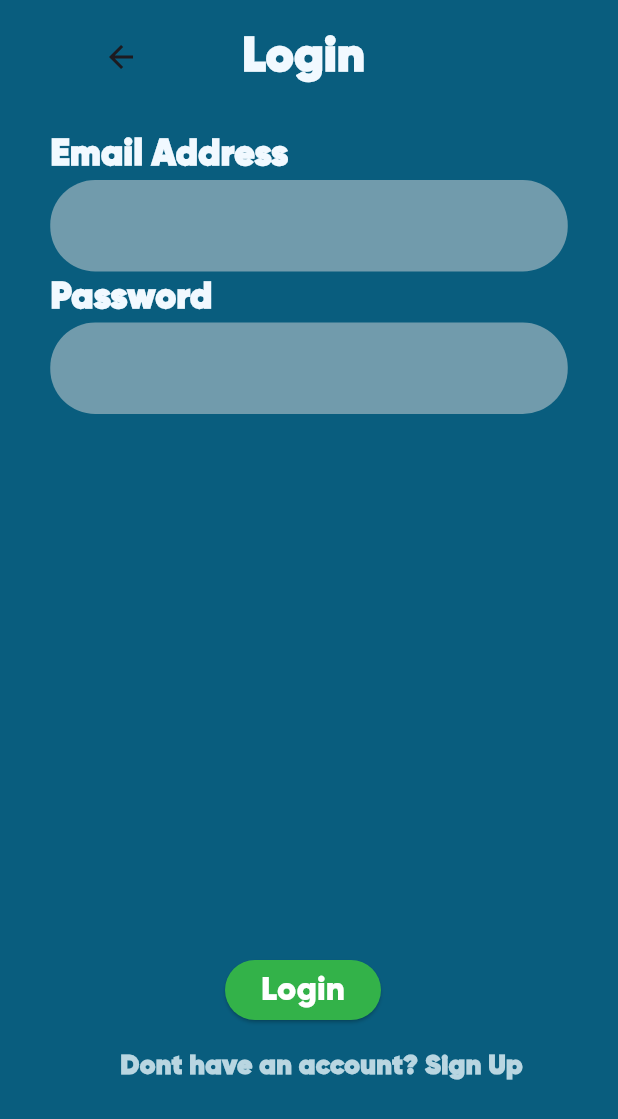
After one commit to girindradmada/aidminton, a Flutter app: the MainEntryPage screen opened directly, after a tap on "Login", on a phone screen of 412 x 824 dp. The commit adds this screen. Shown: the top 1119 px of the screen. Run offline on Flutter 3.47's test engine with Material 3 defaults, Android fonts, the phone set to English and light mode, and no system bars; our stand-ins replace flutter_svg.

Commit message:
Adding Login Page and Edit Path for Main Entry

```diff
--- /dev/null
+++ b/lib/pages/login.dart
@@ -0,0 +1,153 @@
+import 'package:flutter/material.dart';
+import 'package:flutter_svg/flutter_svg.dart';
+
+class LoginPage extends StatefulWidget{
+  const LoginPage({super.key});
+
+  @override
+  State<LoginPage> createState() => _LoginPageState();
+}
+
+class _LoginPageState extends State<LoginPage> {
+
+  @override
+  Widget build(BuildContext context) {
+    return Scaffold(
+      backgroundColor: Color(0xff095D7E),
+      body: Stack(
+        children: [
+          Positioned(
+            bottom: 140,
+            child: Padding(
+            padding: const EdgeInsets.only(left: 150,right: 150),
+            child: ElevatedButton(
+              style: ElevatedButton.styleFrom(
+                backgroundColor: Color(0xff33B249),
+              ),
+              onPressed: () {
+
+              },
+              child: Text(
+                "Login",
+                style: TextStyle(
+                  fontSize: 22,
+                  fontWeight: FontWeight.w500,
+                  color: Color(0xffFFFFFF)
+                ),
+                textAlign: TextAlign.center,
+              ),
+            ),
+          ),
+          ),
+          Positioned(
+            bottom: 100,
+            child: Padding(
+              padding: const EdgeInsets.only(left: 80,right: 80),
+              child: Text(
+                'Dont have an account? Sign Up',
+                style: TextStyle(
+                  color: Color(0xffB9D6E1),
+                  fontSize: 18,
+                  fontWeight: FontWeight.w600
+                ),
+              ),
+            ),
+          ),
+          ListView(
+            children: [
+              SizedBox(height: 15),
+              topBar(context),
+              SizedBox(height: 25),
+              editColumn(),
+            ],
+          ),
+        ],
+      ),
+    );
+  }
+
+
+
+  Column editColumn() {
+    return Column(
+          mainAxisAlignment: MainAxisAlignment.start,
+          crossAxisAlignment: CrossAxisAlignment.center,
+          children: [
+            Column(
+              mainAxisAlignment: MainAxisAlignment.start,
+              crossAxisAlignment: CrossAxisAlignment.start,
+              children: [
+                Text(
+                  'Email Address',
+                  style: TextStyle(
+                    color: Color(0xffF1F9FF),
+                    fontSize: 24,
+                    fontWeight: FontWeight.w600
+                  ),
+                ),
+                Container(
+                  width: 345,
+                  height: 61,
+                  decoration: BoxDecoration(
+                    color: Color(0xffD9D9D9).withOpacity(0.5),
+                    borderRadius: BorderRadius.circular(30)
+                  ),
+                )
+              ],
+            ),
+            Column(
+              mainAxisAlignment: MainAxisAlignment.start,
+              crossAxisAlignment: CrossAxisAlignment.start,
+              children: [
+                Text(
+                  'Password',
+                  style: TextStyle(
+                    color: Color(0xffF1F9FF),
+                    fontSize: 24,
+                    fontWeight: FontWeight.w600
+                  ),
+                ),
+                Container(
+                  width: 345,
+                  height: 61,
+                  decoration: BoxDecoration(
+                    color: Color(0xffD9D9D9).withOpacity(0.5),
+                    borderRadius: BorderRadius.circular(30)
+                  ),
+                )
+              ],
+            ),
+          ],
+        );
+  }
+
+  Padding topBar(BuildContext context) {
+    return Padding(
+      padding: const EdgeInsets.only(right: 100),
+      child: Row(
+            mainAxisAlignment: MainAxisAlignment.spaceEvenly,
+            crossAxisAlignment: CrossAxisAlignment.center,
+            children: [
+              GestureDetector(
+                onTap: () {
+                  Navigator.pop(context);
+                },
+                child: SvgPicture.asset(
+                  'assets/icons/arrow_back.svg',
+                  width: 24,
+                  height: 24,
+                ),
+              ),
+              Text(
+                'Login',
+                style: TextStyle(
+                  fontSize: 32,
+                  fontWeight: FontWeight.w600,
+                  color: Color(0xffF1F9FF),
+                ),
+              ),
+            ],
+          ),
+    );
+  }
+}
--- a/lib/pages/mainentry.dart
+++ b/lib/pages/mainentry.dart
@@ -1,3 +1,4 @@
+import 'package:aidminton/pages/login.dart';
 import 'package:flutter/material.dart';
 import 'package:flutter_svg/flutter_svg.dart';
 
@@ -48,8 +49,15 @@ class _MainEntryState extends State<MainEntryPage> {
           );
   }
 
-  Container LoginBox() {
-    return Container(
+  Widget LoginBox() {
+    return GestureDetector(
+      onTap: () {
+        Navigator.push(
+          context,
+          MaterialPageRoute(builder: (context) => const LoginPage())
+        );
+      },
+      child: Container(
               width: 363,
               height: 69,
               margin: EdgeInsets.only(left: 20, right: 20),
@@ -66,6 +74,7 @@ class _MainEntryState extends State<MainEntryPage> {
                     color: Color(0xffF1F9FF),
                   ),
                 )
+              ),
             ),
     );
   }
```
Lines whose indentation alone changed are shown as unchanged.
